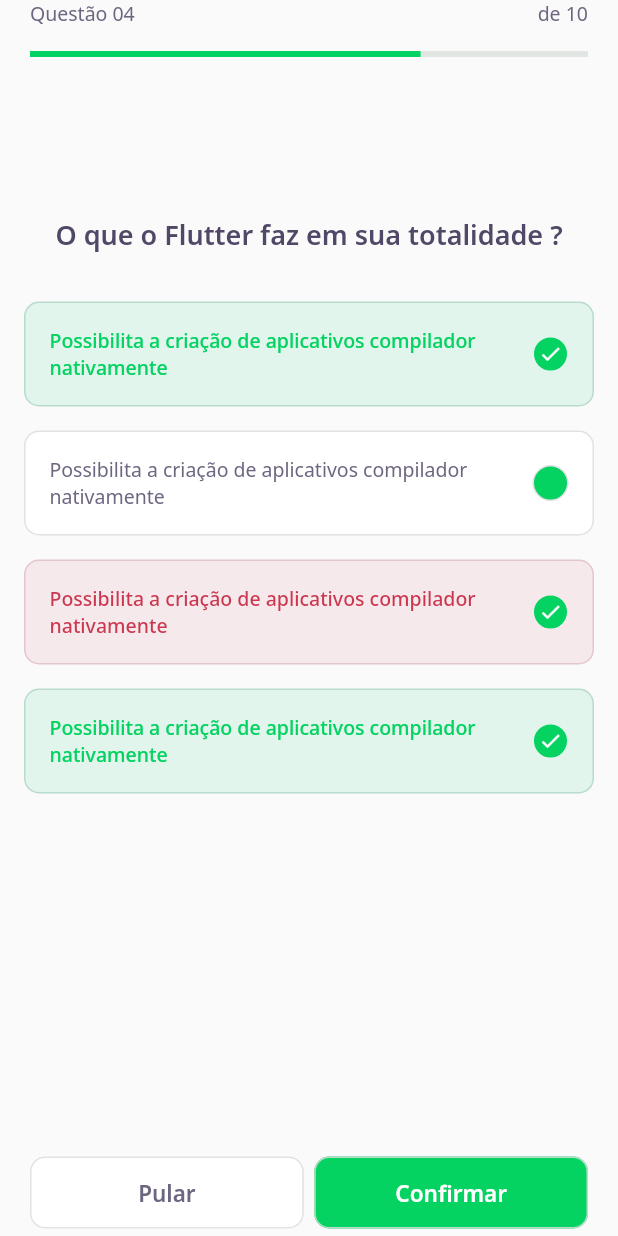
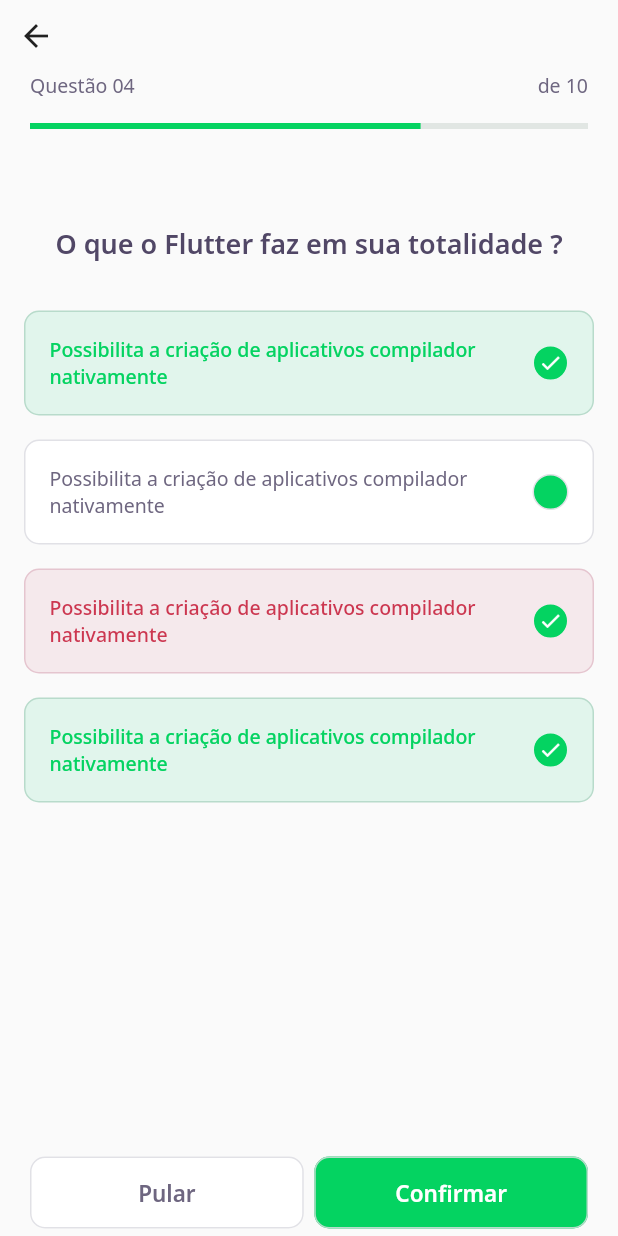
Before and after one commit to adrianocirino/devQuiz, a Flutter app: the ChallengePage screen opened directly, on a phone screen of 412 x 824 dp. Run offline on Flutter 3.47's test engine with Material 2 defaults, Android fonts, the phone set to English and light mode, and no system bars; our stand-ins replace google_fonts; accounts and stored records are empty; network calls fail.

Commit message:
Implementado navegação

```diff
--- a/lib/challenge/challenge_page.dart
+++ b/lib/challenge/challenge_page.dart
@@ -15,8 +15,18 @@ class _ChallengePageState extends State<ChallengePage> {
   Widget build(BuildContext context) {
     return Scaffold(
       appBar: PreferredSize(
-          preferredSize: Size.fromHeight(80),
-          child: SafeArea(top: true, child: QuestionIndicatorWidget())),
+        preferredSize: Size.fromHeight(86),
+        child: SafeArea(
+          top: true,
+          child: Column(
+            crossAxisAlignment: CrossAxisAlignment.start,
+            children: [
+              BackButton(),
+              QuestionIndicatorWidget(),
+            ],
+          )
+        )
+      ),
       body: QuizWidget(
         title: "O que o Flutter faz em sua totalidade ?",
       ),
--- a/lib/core/app_widget.dart
+++ b/lib/core/app_widget.dart
@@ -1,4 +1,5 @@
 import 'package:dev_quiz/challenge/challenge_page.dart';
+import 'package:dev_quiz/home/home_page.dart';
 // import 'package:dev_quiz/home/home_page.dart';
 // import 'package:dev_quiz/home/home_page.dart';
 import 'package:flutter/material.dart';
@@ -10,7 +11,7 @@ class AppWidget extends StatelessWidget {
   Widget build(BuildContext context) {
     return MaterialApp(
       title: "DevQuiz",
-      home: ChallengePage(),
+      home: HomePage(),
     );
   }
 }
```
Also changed, not shown: lib/home/home_page.dart (+10 -1 lines), lib/home/widgets/quiz_card/quiz_card.dart (+7 -6 lines).
